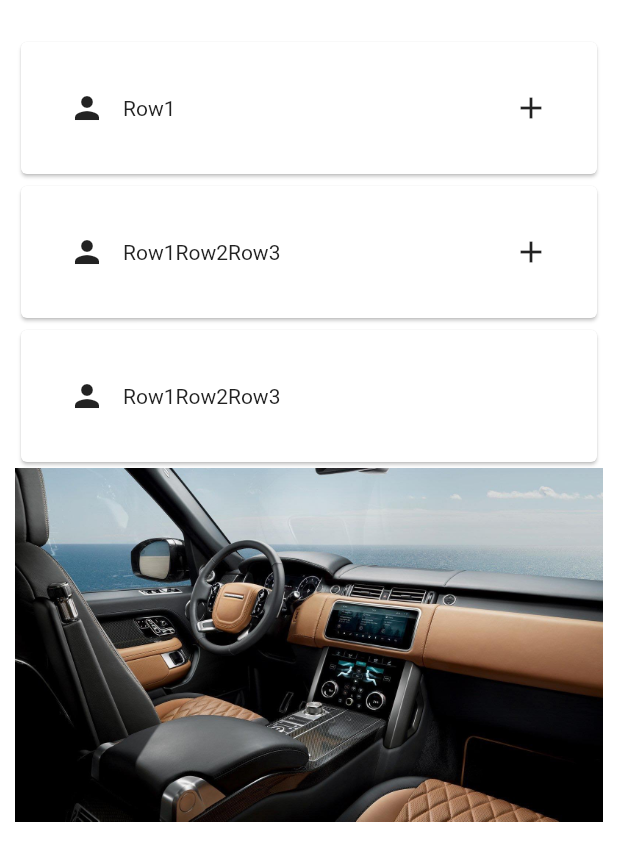
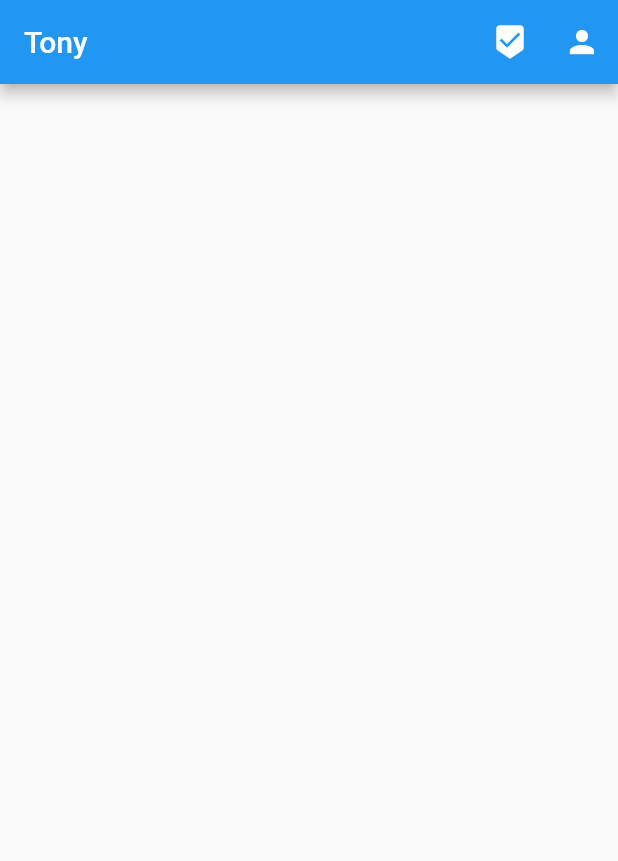
Before and after one commit to tonyhoangdev/flutter2, a Flutter app: the screen it shows after launch, after a tap on the "person" icon, on a phone screen of 412 x 824 dp. Shown: the top 861 px of the screen. Run offline on Flutter 3.47's test engine with Material 2 defaults, Android fonts, the phone set to English and light mode, and no system bars.

Commit message:
Material Design App Bar

```diff
--- a/flutter_app/lib/main.dart
+++ b/flutter_app/lib/main.dart
@@ -2,7 +2,9 @@ import 'package:flutter/material.dart';
 
 void main() {
   print("Hi Tony2");
-  runApp(MyStatefulWidget());
+//  runApp(MyStatefulWidget());
+  runApp(MaterialApp(
+      debugShowCheckedModeBanner: false, home: MyStatefulWidget2()));
 }
 
 class MyStatelessWidget extends StatelessWidget {
@@ -37,6 +39,7 @@ class _MyStatefulWidgetState extends State<MyStatefulWidget> {
   @override
   Widget build(BuildContext context) {
     return MaterialApp(
+      debugShowCheckedModeBanner: false,
       home: Padding(
         padding: EdgeInsets.only(top: 24.0, left: 10.0, right: 10.0),
         child: Column(
@@ -110,7 +113,6 @@ class _MyStatefulWidgetState extends State<MyStatefulWidget> {
                 ),
               ),
             ),
-
             Image(
               image: AssetImage("images/image1.jpg"),
             )
@@ -120,3 +122,32 @@ class _MyStatefulWidgetState extends State<MyStatefulWidget> {
     );
   }
 }
+
+class MyStatefulWidget2 extends StatefulWidget {
+  @override
+  _MyStatefulWidget2State createState() => _MyStatefulWidget2State();
+}
+
+class _MyStatefulWidget2State extends State<MyStatefulWidget2> {
+  @override
+  Widget build(BuildContext context) {
+    return Scaffold(
+        appBar: AppBar(
+      title: Text("Tony"),
+      actions: <Widget>[
+        IconButton(
+          icon: Icon(Icons.beenhere),
+          onPressed: () {
+            print('icon');
+          },
+        ),
+        IconButton(
+          icon: Icon(Icons.person),
+          onPressed: () {
+            print('icon');
+          },
+        )
+      ],
+    ));
+  }
+}
```
